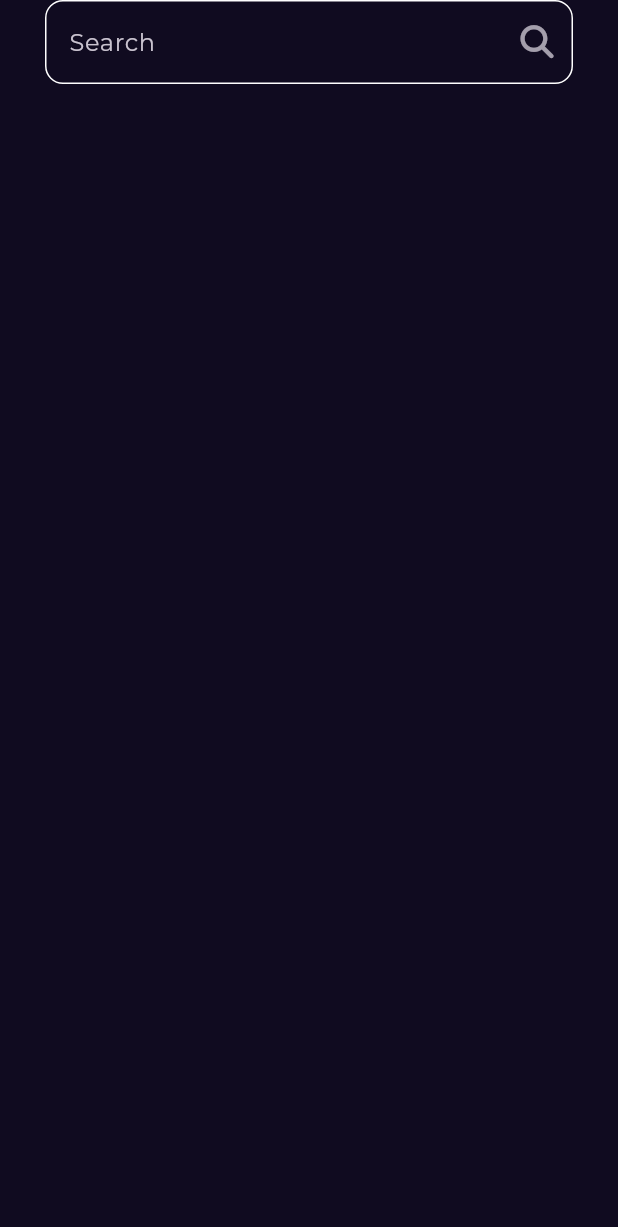
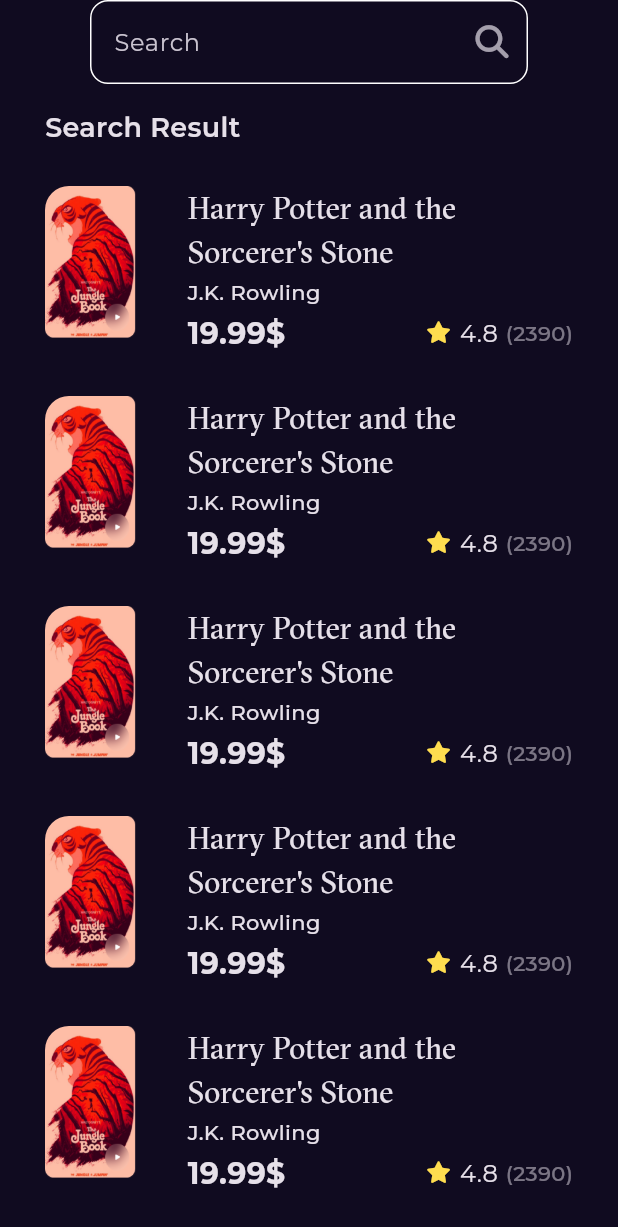
Before and after one commit to gerios777/Bookly-App, a Flutter app: the screen it shows after launch, after a tap on an icon or button, on a phone screen of 412 x 824 dp. Shown: the top 1227 px of the screen. Run offline on Flutter 3.47's test engine with Material 3 defaults, Android fonts, the phone set to English and light mode, and no system bars; our stand-ins replace font_awesome_flutter, go_router, google_fonts.

Commit message:
search result ui done

```diff
--- a/lib/features/Home/Presentation/Views/widgets/best_seller_list_view.dart
+++ b/lib/features/Home/Presentation/Views/widgets/best_seller_list_view.dart
@@ -1,4 +1,4 @@
-import 'package:bookly_app/features/Home/Presentation/Views/widgets/best_seller_list_view_item.dart';
+import 'package:bookly_app/features/Home/Presentation/Views/widgets/book_list_view_item.dart';
 import 'package:flutter/material.dart';
 
 class BestSellerListView extends StatelessWidget {
@@ -13,7 +13,7 @@ class BestSellerListView extends StatelessWidget {
       itemBuilder: (context, index) {
         return Padding(
           padding: const EdgeInsets.symmetric(vertical: 10),
-          child: const BestSellerListViewItem(),
+          child: const BookListViewItem(),
         );
       },
     );
--- a/lib/features/Home/Presentation/Views/widgets/best_seller_list_view_item.dart
+++ b/lib/features/Home/Presentation/Views/widgets/book_list_view_item.dart
@@ -6,8 +6,8 @@ import 'package:bookly_app/features/Home/Presentation/Views/widgets/book_rating.
 import 'package:flutter/material.dart';
 import 'package:go_router/go_router.dart';
 
-class BestSellerListViewItem extends StatelessWidget {
-  const BestSellerListViewItem({super.key});
+class BookListViewItem extends StatelessWidget {
+  const BookListViewItem({super.key});
 
   @override
   Widget build(BuildContext context) {
--- a/lib/features/Search/Presentation/Views/widgets/search_view_body.dart
+++ b/lib/features/Search/Presentation/Views/widgets/search_view_body.dart
@@ -1,3 +1,5 @@
+import 'package:bookly_app/core/utils/styles.dart';
+import 'package:bookly_app/features/Home/Presentation/Views/widgets/book_list_view_item.dart';
 import 'package:bookly_app/features/Search/Presentation/Views/widgets/custom_search_text_field.dart';
 import 'package:flutter/material.dart';
 
@@ -6,6 +8,35 @@ class SearchViewBody extends StatelessWidget {
 
   @override
   Widget build(BuildContext context) {
-    return Column(children: const [SafeArea(child: CustomSearchTextField())]);
+    return Padding(
+      padding: const EdgeInsets.symmetric(horizontal: 30),
+      child: Column(
+        crossAxisAlignment: CrossAxisAlignment.start,
+        children: const [
+          SafeArea(child: CustomSearchTextField()),
+          SizedBox(height: 16),
+          Text("Search Result", style: Styles.texstStyle18),
+          SizedBox(height: 16),
+          Expanded(child: SearchResultListView()),
+        ],
+      ),
+    );
   }
 }
+
+class SearchResultListView extends StatelessWidget {
+  const SearchResultListView({super.key});
+
+  @override
+  Widget build(BuildContext context) {
+    return ListView.builder(
+      padding: EdgeInsets.zero,
+      itemBuilder: (context, index) {
+        return const Padding(
+          padding: EdgeInsets.symmetric(vertical: 10),
+          child: BookListViewItem(),
+        );
+      },
+    );
+  }
+}
```
